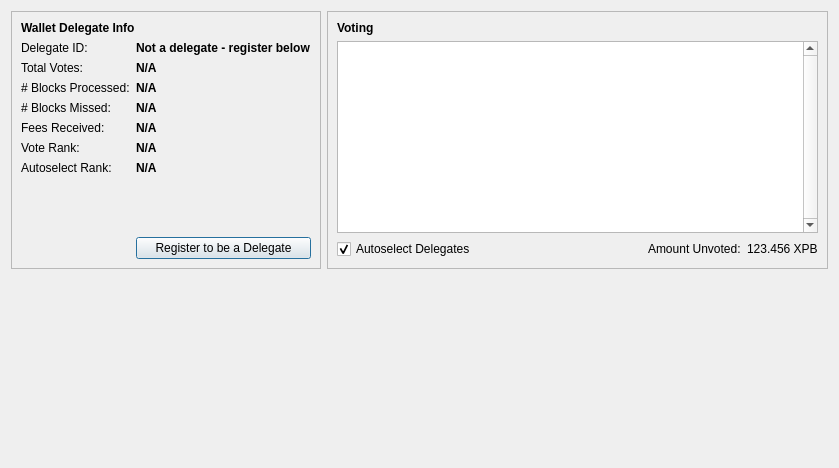
Old version of the form src/qtwallet/forms/dposdialog.ui in the repository xpbcreator/pebblecoin.
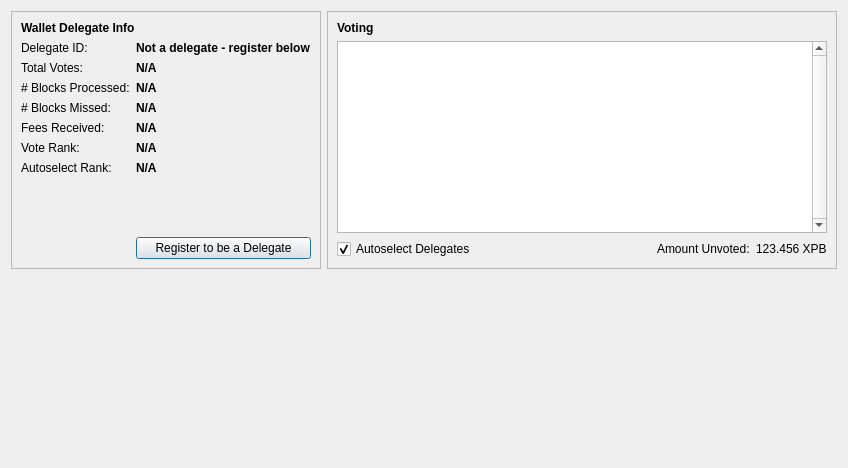
New version of the form. Icons and pictures are not drawn.

The edit to the form file:
```diff
--- a/src/qtwallet/forms/dposdialog.ui
+++ b/src/qtwallet/forms/dposdialog.ui
@@ -6,7 +6,7 @@
    <rect>
     <x>0</x>
     <y>0</y>
-    <width>839</width>
+    <width>848</width>
     <height>468</height>
    </rect>
   </property>
```
Left out of the diff: 5 changed lines with no effect on the pictures.
